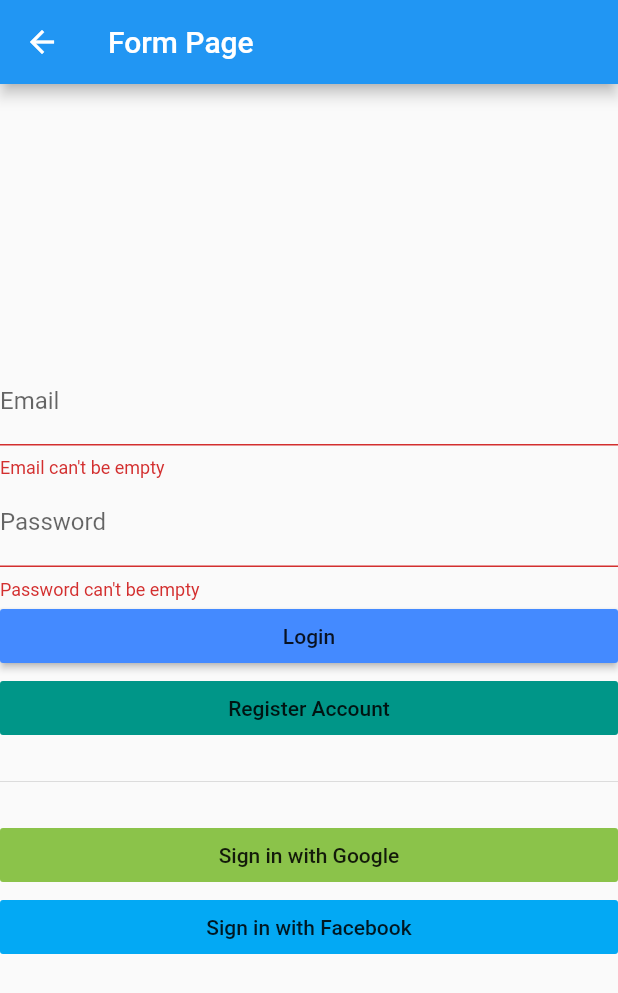
After one commit to Jalalakram/snps, a Flutter app: the LoginPage screen opened directly, after a tap on "Login", on a phone screen of 412 x 824 dp. The commit adds this screen. Shown: the top 993 px of the screen. Run offline on Flutter 3.47's test engine with Material 2 defaults, Android fonts, the phone set to English and light mode, and no system bars; our stand-ins replace curved_navigation_bar, equatable, firebase_auth, flutter_layout_grid, font_awesome_flutter, get_it and 3 more; missing offline and left inert: flutter_bloc_pattern, flutter_facebook_login, foldable_sidebar; accounts and stored records are empty.

Commit message:
20220106

```diff
--- /dev/null
+++ b/lib/Samples/Firebase_Google_FB_Authentication/auth_api.dart
@@ -0,0 +1,75 @@
+import 'package:firebase_auth/firebase_auth.dart';
+import 'package:google_sign_in/google_sign_in.dart';
+import 'package:flutter_facebook_login/flutter_facebook_login.dart';
+
+abstract class BaseAuth {
+  Stream<String> get onAuthStateChanged;
+  Future<String> signInWithEmailAndPassword(String email, String password);
+
+  Future<String> createUserWithEmailAndPassword(String email, String password);
+
+  Future<String> currentUser();
+  Future<void> signOut();
+  Future<String> signInWithGoogle();
+  Future<String> signInWithFacebook();
+}
+
+class Auth implements BaseAuth {
+  final FirebaseAuth _firebaseAuth = FirebaseAuth.instance;
+  final GoogleSignIn _googleSignIn = GoogleSignIn();
+  final FacebookLogin _facebookLogin = FacebookLogin();
+
+  @override
+    /// Stream<String> get onAuthStateChang => _firebaseAuth.onAuthStateChanged.map((FirebaseUser user) => user?.uid,);
+    /// Deprecated : onAuthStateChanged ==> authStateChanges
+    /// Deprecated : FirebaseUser ==> User
+  Stream<String> get onAuthStateChanged => _firebaseAuth.authStateChanges().map((User user) => user?.uid);
+
+  @override
+  Future<String> createUserWithEmailAndPassword(String email, String password) async {
+    return (await _firebaseAuth.createUserWithEmailAndPassword(email: email, password: password,))
+        .user
+        .uid;
+  }
+
+  @override
+  Future<String> currentUser() async {
+    // return (await _firebaseAuth.currentUser()).uid;
+    return (_firebaseAuth.currentUser).uid;
+  }
+
+  @override
+  Future<String> signInWithEmailAndPassword(String email, String password) async {
+    return (await _firebaseAuth.signInWithEmailAndPassword(email: email, password: password,))
+        .user
+        .uid;
+  }
+
+  @override
+  Future<String> signInWithGoogle() async {
+    final GoogleSignInAccount account = await _googleSignIn.signIn();
+    final GoogleSignInAuthentication _auth = await account.authentication;
+    final AuthCredential credential = GoogleAuthProvider.credential(
+      accessToken: _auth.accessToken,
+      idToken: _auth.idToken,
+    );
+    return (await _firebaseAuth.signInWithCredential(credential)).user.uid;
+  }
+
+  @override
+  Future<void> signOut() {
+    return _firebaseAuth.signOut();
+  }
+
+  @override
+  Future<String> signInWithFacebook() async {
+    /// final result = await _facebookLogin.logInWithReadPermissions(['email']);
+    final result = await _facebookLogin.logIn(['email']);
+
+    final AuthCredential credential = FacebookAuthProvider.credential(
+      /// accessToken: result.accessToken.token,   // not valid
+      result.accessToken.token,
+    );
+    return (await _firebaseAuth.signInWithCredential(credential)).user.uid;
+  }
+}
--- /dev/null
+++ b/lib/Samples/Firebase_Google_FB_Authentication/inherited_widget.dart
@@ -0,0 +1,20 @@
+import 'package:flutter/material.dart';
+import 'auth_api.dart';
+
+class AuthInheritedProvider extends InheritedWidget {
+  final BaseAuth auth;
+
+  const AuthInheritedProvider({
+    Key key,
+    Widget child,
+    this.auth,
+  }) : super(key: key, child: child);
+
+  @override
+  bool updateShouldNotify(InheritedWidget oldWidget) {
+    return true;
+  }
+
+  static AuthInheritedProvider of(BuildContext context) =>
+      (context.dependOnInheritedWidgetOfExactType<AuthInheritedProvider>());
+}
--- /dev/null
+++ b/lib/Samples/Firebase_Google_FB_Authentication/main.dart
@@ -0,0 +1,247 @@
+/// https://www.youtube.com/watch?v=OlcYP6UXlm8
+/// Live Coding Firebase/Google/Facebook Authentication with Flutter
+
+// ignore_for_file: avoid_print
+
+import 'package:flutter/material.dart';
+
+import 'inherited_widget.dart';
+import 'auth_api.dart';
+import 'validators.dart';
+
+void main() => runApp(const MyApp());
+
+class MyApp extends StatelessWidget {
+  const MyApp({Key key}) : super(key: key);
+
+  @override
+  Widget build(BuildContext context) {
+    return AuthInheritedProvider(
+      auth: Auth(),
+      child: MaterialApp(
+        title: 'Flutter Demo',
+        theme: ThemeData.dark(),
+        home: const MyHomePage(),
+      ),
+    );
+  }
+}
+
+class MyHomePage extends StatelessWidget {
+  const MyHomePage({Key key}) : super(key: key);
+
+  @override
+  Widget build(BuildContext context) {
+    final Auth auth = AuthInheritedProvider.of(context).auth;
+    return StreamBuilder<String>(
+      stream: auth.onAuthStateChanged,
+      builder: (context, AsyncSnapshot<String> snapshot) {
+        if (snapshot.connectionState == ConnectionState.active) {
+          final bool loggedIn = snapshot.hasData;
+          if (loggedIn == true) {
+            return const HomePage();
+          } else {
+            return const LoginPage();
+          }
+        }
+        return const CircularProgressIndicator();
+      },
+    );
+  }
+}
+
+class HomePage extends StatelessWidget {
+  const HomePage({Key key}) : super(key: key);
+
+  @override
+  Widget build(BuildContext context) {
+    return Scaffold(
+      appBar: AppBar(
+        title: const Text('Welcome Page'),
+        actions: <Widget>[
+          FlatButton(
+            child: const Text("Sign Out"),
+            onPressed: () async {
+              try {
+                Auth auth = AuthInheritedProvider.of(context).auth;
+                await auth.signOut();
+              } catch (e) {
+                print(e);
+              }
+            },
+          )
+        ],
+      ),
+      body: const Center(
+        child: Text('Welcome'),
+      ),
+    );
+  }
+}
+
+class LoginPage extends StatefulWidget {
+  const LoginPage({Key key}) : super(key: key);
+
+  @override
+  _LoginPageState createState() => _LoginPageState();
+}
+
+class _LoginPageState extends State<LoginPage> {
+  final formKey = GlobalKey<FormState>();
+
+  String _email, _password;
+  FormType _formType = FormType.login;
+
+  bool validate() {
+    final form = formKey.currentState;
+    form.save();
+    if (form.validate()) {
+      form.save();
+      return true;
+    } else {
+      return false;
+    }
+  }
+
+  void submit() async {
+    if (validate()) {
+      try {
+        final auth = AuthInheritedProvider.of(context).auth;
+        if (_formType == FormType.login) {
+          String userId = await auth.signInWithEmailAndPassword(
+            _email,
+            _password,
+          );
+
+          print('Signed in $userId');
+        } else {
+          String userId = await auth.createUserWithEmailAndPassword(
+            _email,
+            _password,
+          );
+
+          print('Registered in $userId');
+        }
+      } catch (e) {
+        print(e);
+      }
+    }
+  }
+
+  void switchFormState(String state) {
+    formKey.currentState.reset();
+
+    if (state == 'register') {
+      setState(() {
+        _formType = FormType.register;
+      });
+    } else {
+      setState(() {
+        _formType = FormType.login;
+      });
+    }
+  }
+
+  @override
+  Widget build(BuildContext context) {
+    return Scaffold(
+      appBar: AppBar(
+        title: const Text('Form Page'),
+      ),
+      resizeToAvoidBottomInset: false,
+      body: Center(
+        child: Form(
+          key: formKey,
+          child: Column(
+            mainAxisSize: MainAxisSize.min,
+            mainAxisAlignment: MainAxisAlignment.center,
+            crossAxisAlignment: CrossAxisAlignment.stretch,
+            children: [
+              ...buildInputs(),
+              ...buildButtons(),
+            ],
+          ),
+        ),
+      ),
+    );
+  }
+
+  List<Widget> buildInputs() {
+    return [
+      TextFormField(
+        validator: EmailValidator.validate,
+        decoration: const InputDecoration(labelText: 'Email'),
+        onSaved: (value) => _email = value,
+      ),
+      TextFormField(
+        validator: PasswordValidator.validate,
+        decoration: const InputDecoration(labelText: 'Password'),
+        obscureText: true,
+        onSaved: (value) => _password = value,
+      ),
+    ];
+  }
+
+  List<Widget> buildButtons() {
+    if (_formType == FormType.login) {
+      return [
+        RaisedButton(
+          child: const Text('Login'),
+          color: Colors.blueAccent,
+          onPressed: submit,
+        ),
+        FlatButton(
+          child: const Text('Register Account'),
+          color: Colors.teal,
+          onPressed: () {
+            switchFormState('register');
+          },
+        ),
+        const Divider(
+          height: 50.0,
+        ),
+        FlatButton(
+          child: const Text("Sign in with Google"),
+          color: Colors.lightGreen,
+          onPressed: () async {
+            try {
+              final _auth = AuthInheritedProvider.of(context).auth;
+              final id = await _auth.signInWithGoogle();
+              print('signed in with google $id');
+            } catch (e) {
+              print(e);
+            }
+          },
+        ),
+        FlatButton(
+          child: const Text('Sign in with Facebook'),
+          color: Colors.lightBlue,
+          onPressed: () async {
+            try {
+              final _auth = AuthInheritedProvider.of(context).auth;
+              final id = await _auth.signInWithFacebook();
+              print('signed in with facebook $id');
+            } catch (e) {
+              print(e);
+            }
+          },
+        )
+      ];
+    } else {
+      return [
+        RaisedButton(
+          child: const Text('Create Account'),
+          color: Colors.blueAccent,
+          onPressed: submit,
+        ),
+        FlatButton(
+          child: const Text('Go to Login'),
+          color: Colors.teal,
+          onPressed: () {
+            switchFormState('login');
+          },
+        )
+      ];
+    }
+  }
+}
--- /dev/null
+++ b/lib/Samples/Firebase_Google_FB_Authentication/validators.dart
@@ -0,0 +1,13 @@
+enum FormType { login, register }
+
+class EmailValidator {
+  static String validate(String value) {
+    return value.isEmpty ? "Email can't be empty" : null;
+  }
+}
+
+class PasswordValidator {
+  static String validate(String value) {
+    return value.isEmpty ? "Password can't be empty" : null;
+  }
+}
--- /dev/null
+++ b/lib/State/InheritedWidget.dart
@@ -0,0 +1,33 @@
+import 'package:flutter/material.dart';
+
+class Provider extends InheritedWidget {
+  final String name;
+  /// final BaseAuth auth;  // could be any object of class
+
+  const Provider({
+    Key key,
+    Widget child,
+    this.name,
+    /// this.auth,
+  }) : super(
+          key: key,
+          child: child,
+        );
+
+  @override
+  bool updateShouldNotify(InheritedWidget oldWidget) {
+    return true;
+  }
+
+  /// deprecated: inheritFromWidgetOfExactType
+  ///   static Provider of(BuildContext context) =>
+  ///      (context.inheritFromWidgetOfExactType(Provider) as Provider);
+
+  /// Use dependOnInheritedWidgetOfExactType and
+  /// instead of taking a Type as argument, the method is generic
+  /// Brief <...>() instead of (...) as ...
+    static Provider of(BuildContext context) =>
+        context.dependOnInheritedWidgetOfExactType<Provider>();
+
+
+}
```
Also changed, not shown: lib/Dart/StatefulBuilder.dart (+7 -7 lines), lib/commands.txt (added, +15 -0 lines), pubspec.yaml (+4 -3 lines), pubspec.lock.
